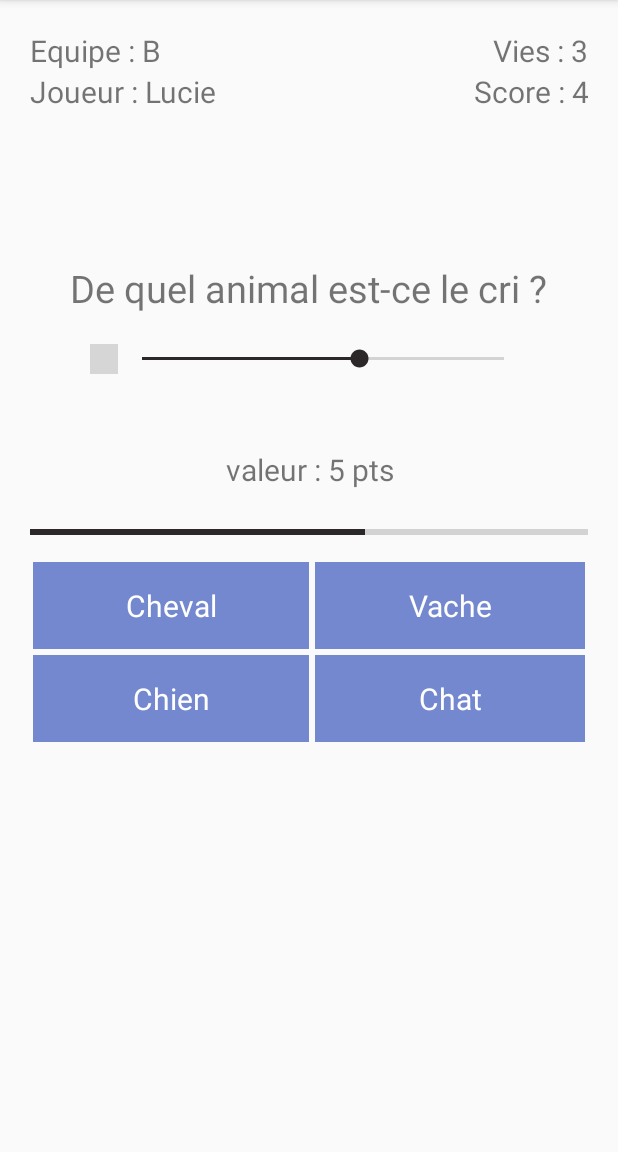
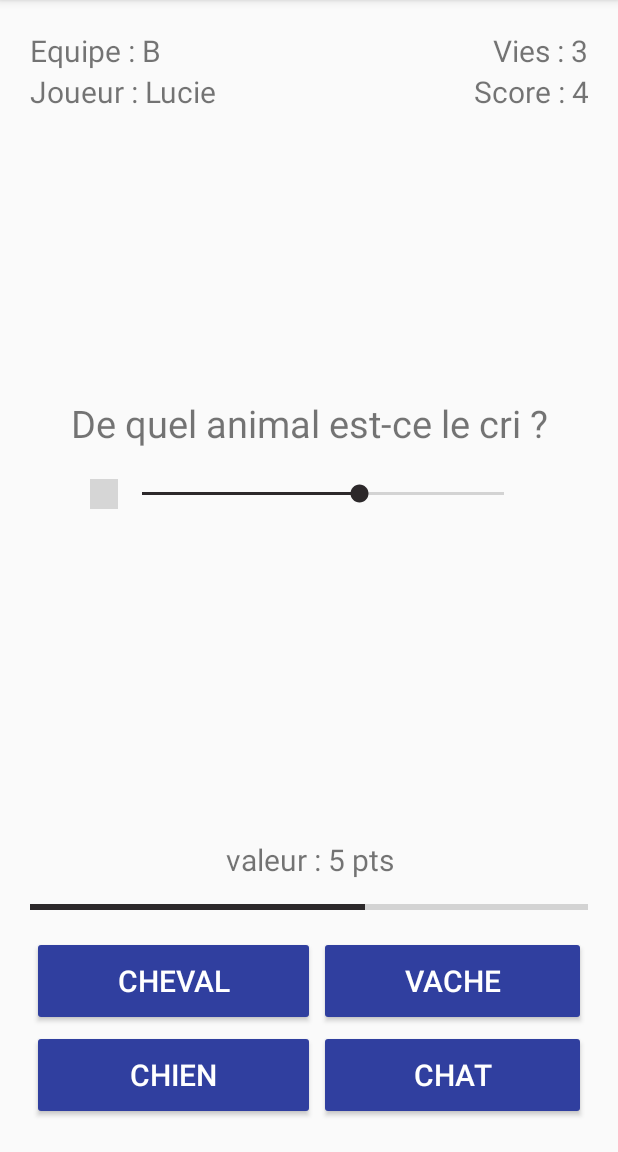
Before and after one commit to Garinlu/Polytech-2017-5A-garin_delacomble, an Android app: the screen it shows after launch (MainActivity), on a phone screen of 412 x 824 dp, the part 84-1236 px from its top. Run offline under Robolectric (Android 15) with nearby library versions, the phone set to English and light mode, and no system bars; grey boxes are pictures that could not be loaded.

Commit message:
quiz view ok

```diff
--- a/app/src/main/res/layout/activity_quiz.xml
+++ b/app/src/main/res/layout/activity_quiz.xml
@@ -59,10 +59,10 @@
 
         <TextView
             android:id="@+id/textView"
-            android:layout_width="wrap_content"
+            android:layout_width="match_parent"
             android:layout_height="wrap_content"
-            android:layout_gravity="center"
-            android:layout_marginTop="100dp"
+            android:layout_weight="10"
+            android:gravity="bottom"
             android:text="De quel animal est-ce le cri ?"
             android:textAlignment="center"
             android:textSize="25sp" />
@@ -93,71 +93,61 @@
         <TextView
             android:layout_width="match_parent"
             android:layout_height="wrap_content"
-            android:layout_marginTop="50dp"
-            android:gravity="center_horizontal"
+            android:layout_marginTop="30dp"
+            android:layout_weight="10"
+            android:gravity="bottom"
             android:text="valeur : 5 pts"
+            android:textAlignment="center"
             android:textSize="20sp" />
 
         <ProgressBar
             style="@style/Widget.AppCompat.ProgressBar.Horizontal"
             android:layout_width="match_parent"
             android:layout_height="wrap_content"
-            android:layout_marginTop="20dp"
+            android:layout_marginBottom="10dp"
+            android:layout_marginTop="10dp"
             android:progress="60" />
 
         <TableLayout
-            android:layout_marginTop="10dp"
             android:layout_width="match_parent"
-            android:layout_height="match_parent">
+            android:layout_height="wrap_content">
 
             <TableRow>
 
-                <TextView
-                    android:background="#f06c81ce"
+                <Button
+                    android:layout_height="60dp"
+                    android:layout_margin="1dp"
+                    android:layout_weight="10"
+                    android:text="Cheval"
                     android:textColor="@color/colorWhite"
-                    android:padding="15dp"
-                    android:layout_width="match_parent"
-                    android:layout_weight="1"
-                    android:text="Cheval"
-                    android:layout_margin="2dp"
-                    android:textAlignment="center"
                     android:textSize="20sp" />
 
-                <TextView
-                    android:background="#f06c81ce"
+                <Button
+                    android:layout_height="60dp"
+                    android:layout_margin="1dp"
+                    android:layout_weight="10"
+                    android:text="Vache"
                     android:textColor="@color/colorWhite"
-                    android:layout_width="match_parent"
-                    android:padding="15dp"
-                    android:layout_weight="1"
-                    android:text="Vache"
-                    android:layout_margin="2dp"
-                    android:textAlignment="center"
                     android:textSize="20sp" />
             </TableRow>
 
             <TableRow>
 
-                <TextView
-                    android:background="#f06c81ce"
-                    android:padding="15dp"
-                    android:layout_margin="2dp"
-
+                <Button
+                    android:id="@+id/editText2"
+                    android:layout_height="60dp"
+                    android:layout_margin="1dp"
+                    android:layout_weight="10"
+                    android:text="Chien"
                     android:textColor="@color/colorWhite"
-                    android:layout_width="match_parent"
-                    android:layout_weight="1"
-                    android:text="Chien"
-                    android:textAlignment="center"
                     android:textSize="20sp" />
 
-                <TextView
-                    android:layout_margin="2dp"
-                    android:background="#f06c81ce"
-                    android:padding="15dp"
+                <Button
+                    android:layout_height="60dp"
+                    android:layout_margin="1dp"
+                    android:layout_weight="10"
+                    android:text="Chat"
                     android:textColor="@color/colorWhite"
-                    android:layout_width="match_parent"
-                    android:layout_weight="1"
-                    android:text="Chat"
-                    android:textAlignment="center"
                     android:textSize="20sp" />
             </TableRow>
         </TableLayout>
--- a/app/src/main/res/values/styles.xml
+++ b/app/src/main/res/values/styles.xml
@@ -4,9 +4,9 @@
     <style name="AppTheme" parent="Theme.AppCompat.Light.DarkActionBar">
         <!-- Customize your theme here. -->
         <item name="colorPrimary">@color/colorBlack</item>
-        <item name="colorPrimaryDark">@color/colorBlack</item>
+        <item name="colorPrimaryDark">@color/colorPrimaryDark</item>
         <item name="colorAccent">@color/colorAccent</item>
-        <item name="colorButtonNormal">@color/colorWhite</item>
+        <item name="colorButtonNormal">@color/colorPrimaryDark</item>
     </style>
 
 </resources>
```
